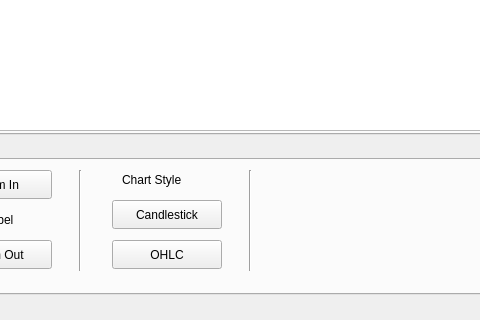
ellamental/pyTrade, file chartWidget.ui: the form before one commit; both pictures show x 350 to 830 and y 736 to 1056 of the 1076 by 1056 pixel window.
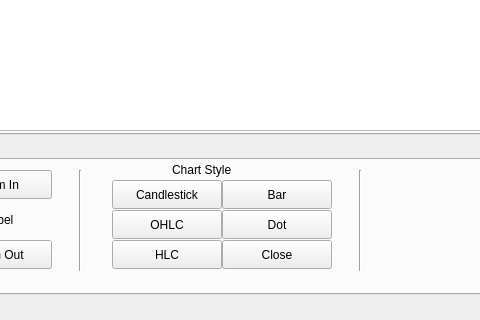
The form after the commit. The open tabs and pages were chosen to show the change.

Commit message: Added Chart Styles (HLC, Bar, Dot and Close) and refactored drawLine

The edit to the form file:
```diff
--- a/chartWidget.ui
+++ b/chartWidget.ui
@@ -72,7 +72,7 @@
      <property name="geometry">
       <rect>
        <x>460</x>
-       <y>40</y>
+       <y>20</y>
        <width>110</width>
        <height>29</height>
       </rect>
@@ -85,7 +85,7 @@
      <property name="geometry">
       <rect>
        <x>460</x>
-       <y>80</y>
+       <y>50</y>
        <width>110</width>
        <height>29</height>
       </rect>
@@ -110,7 +110,7 @@
     <widget class="Line" name="line_2">
      <property name="geometry">
       <rect>
-       <x>590</x>
+       <x>700</x>
        <y>10</y>
        <width>16</width>
        <height>101</height>
@@ -123,8 +123,8 @@
     <widget class="QLabel" name="label">
      <property name="geometry">
       <rect>
-       <x>470</x>
-       <y>10</y>
+       <x>520</x>
+       <y>0</y>
        <width>91</width>
        <height>19</height>
       </rect>
@@ -182,6 +182,58 @@
       <enum>Qt::Vertical</enum>
      </property>
     </widget>
+    <widget class="QPushButton" name="hlc">
+     <property name="geometry">
+      <rect>
+       <x>460</x>
+       <y>80</y>
+       <width>110</width>
+       <height>29</height>
+      </rect>
+     </property>
+     <property name="text">
+      <string>HLC</string>
+     </property>
+    </widget>
+    <widget class="QPushButton" name="bar">
+     <property name="geometry">
+      <rect>
+       <x>570</x>
+       <y>20</y>
+       <width>110</width>
+       <height>29</height>
+      </rect>
+     </property>
+     <property name="text">
+      <string>Bar</string>
+     </property>
+    </widget>
+    <widget class="QPushButton" name="dot">
+     <property name="geometry">
+      <rect>
+       <x>570</x>
+       <y>50</y>
+       <width>110</width>
+       <height>29</height>
+      </rect>
+     </property>
+     <property name="text">
+      <string>Dot</string>
+     </property>
+    </widget>
+    <widget class="QPushButton" name="close">
+     <property name="geometry">
+      <rect>
+       <x>570</x>
+       <y>80</y>
+       <width>110</width>
+       <height>29</height>
+      </rect>
+     </property>
+     <property name="text">
+      <string>Close</string>
+     </property>
+    </widget>
    </widget>
    <widget class="QWidget" name="account">
     <attribute name="title">
```
Left out of the diff: 2 changed lines with no effect on the pictures. The commit also changes 2 other files.
